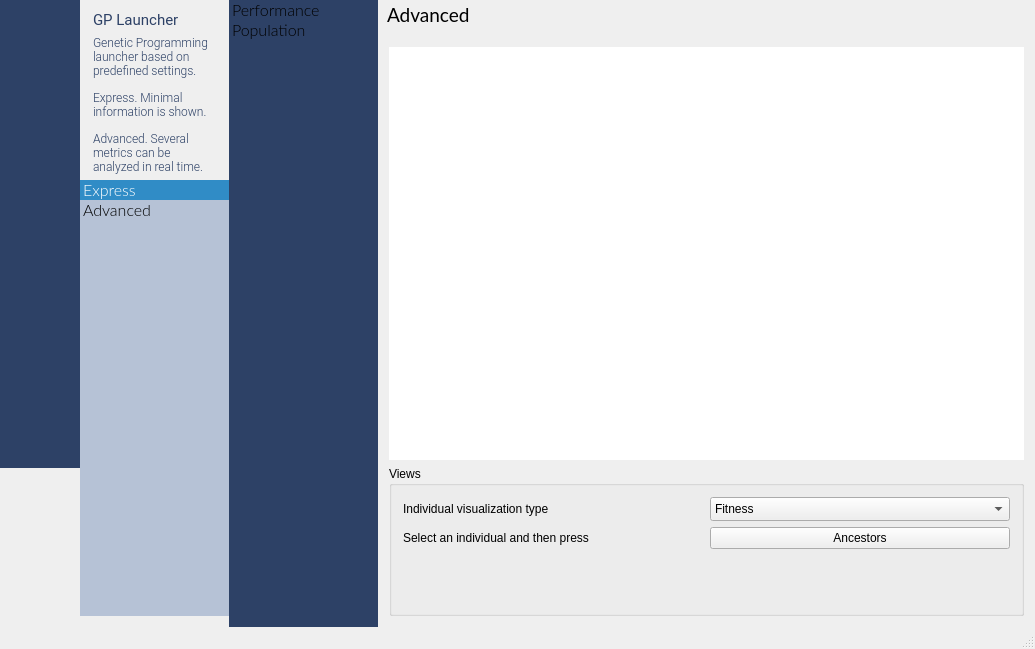
Above: source/mainwidget.ui from emigdioz/LeafGP before the change. Below: the same form after it.
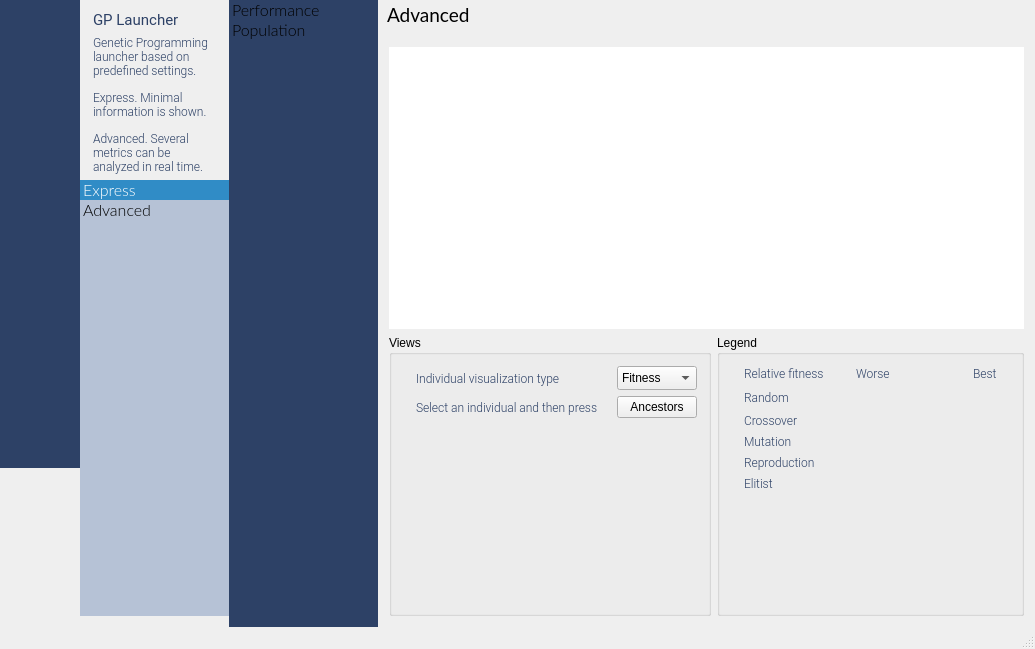
That is the form after the change. The open tabs and pages were chosen to show the change. Icons and pictures are not drawn. Custom widgets are drawn as their Qt base class.

Patch:
```diff
--- a/source/mainwidget.ui
+++ b/source/mainwidget.ui
@@ -4739,6 +4739,17 @@
                  </property>
                  <item row="0" column="0">
                   <widget class="QStackedWidget" name="stackedWidgetGPAdvanced">
+                   <property name="styleSheet">
+                    <string notr="true">QLabel
+{
+	font-family: Roboto;
+	font-weight: 200;
+	font-size: 9pt;
+	padding-left: 10px;
+	padding-right: 10px;
+	color: rgb(45,65,102);
+}</string>
+                   </property>
                    <property name="currentIndex">
                     <number>0</number>
                    </property>
@@ -4815,7 +4826,7 @@
                             <x>0</x>
                             <y>0</y>
                             <width>637</width>
-                            <height>397</height>
+                            <height>274</height>
                            </rect>
                           </property>
                           <layout class="QGridLayout" name="gridLayout_84">
@@ -4827,11 +4838,37 @@
                         </widget>
                        </item>
                        <item>
+                        <widget class="QFrame" name="frame_8">
+                         <property name="frameShape">
+                          <enum>QFrame::NoFrame</enum>
+                         </property>
+                         <property name="frameShadow">
+                          <enum>QFrame::Raised</enum>
+                         </property>
+                         <layout class="QGridLayout" name="gridLayout_89">
+                          <property name="leftMargin">
+                           <number>0</number>
+                          </property>
+                          <property name="topMargin">
+                           <number>0</number>
+                          </property>
+                          <property name="rightMargin">
+                           <number>0</number>
+                          </property>
+                          <property name="bottomMargin">
+                           <number>0</number>
+                          </property>
+                          <property name="spacing">
+                           <number>0</number>
+                          </property>
+                          <item row="0" column="2">
+                           <layout class="QHBoxLayout" name="horizontalLayout_7">
+                            <item>
                         <widget class="QGroupBox" name="groupBox_12">
                          <property name="maximumSize">
                           <size>
                            <width>16777215</width>
-                           <height>150</height>
+                                <height>16777215</height>
                           </size>
                          </property>
                          <property name="title">
@@ -4854,6 +4891,19 @@
                               </property>
                              </widget>
                             </item>
+                                 <item row="2" column="0">
+                                  <spacer name="verticalSpacer_11">
+                                   <property name="orientation">
+                                    <enum>Qt::Vertical</enum>
+                                   </property>
+                                   <property name="sizeHint" stdset="0">
+                                    <size>
+                                     <width>20</width>
+                                     <height>40</height>
+                                    </size>
+                                   </property>
+                                  </spacer>
+                                 </item>
                             <item row="0" column="1">
                              <widget class="QComboBox" name="comboBox_7">
                               <property name="minimumSize">
@@ -4881,8 +4931,110 @@
                               </property>
                              </widget>
                             </item>
-                            <item row="2" column="0">
-                             <spacer name="verticalSpacer_11">
+                                </layout>
+                               </item>
+                              </layout>
+                             </widget>
+                            </item>
+                            <item>
+                             <widget class="QGroupBox" name="groupBox_13">
+                              <property name="minimumSize">
+                               <size>
+                                <width>0</width>
+                                <height>0</height>
+                               </size>
+                              </property>
+                              <property name="title">
+                               <string>Legend</string>
+                              </property>
+                              <layout class="QGridLayout" name="gridLayout_88">
+                               <item row="0" column="0">
+                                <layout class="QGridLayout" name="gridLayout_87">
+                                 <item row="5" column="1">
+                                  <widget class="QLabel" name="label_119">
+                                   <property name="text">
+                                    <string/>
+                                   </property>
+                                  </widget>
+                                 </item>
+                                 <item row="3" column="1">
+                                  <widget class="QLabel" name="label_117">
+                                   <property name="text">
+                                    <string/>
+                                   </property>
+                                  </widget>
+                                 </item>
+                                 <item row="2" column="1">
+                                  <widget class="QLabel" name="label_116">
+                                   <property name="text">
+                                    <string/>
+                                   </property>
+                                  </widget>
+                                 </item>
+                                 <item row="0" column="1">
+                                  <widget class="QLabel" name="label_122">
+                                   <property name="text">
+                                    <string>Worse</string>
+                                   </property>
+                                  </widget>
+                                 </item>
+                                 <item row="0" column="0">
+                                  <widget class="QLabel" name="label_120">
+                                   <property name="text">
+                                    <string>Relative fitness</string>
+                                   </property>
+                                  </widget>
+                                 </item>
+                                 <item row="4" column="1">
+                                  <widget class="QLabel" name="label_118">
+                                   <property name="text">
+                                    <string/>
+                                   </property>
+                                  </widget>
+                                 </item>
+                                 <item row="0" column="3">
+                                  <widget class="QLabel" name="label_124">
+                                   <property name="text">
+                                    <string>Best</string>
+                                   </property>
+                                  </widget>
+                                 </item>
+                                 <item row="5" column="0">
+                                  <widget class="QLabel" name="label_114">
+                                   <property name="text">
+                                    <string>Elitist</string>
+                                   </property>
+                                  </widget>
+                                 </item>
+                                 <item row="4" column="0">
+                                  <widget class="QLabel" name="label_113">
+                                   <property name="text">
+                                    <string>Reproduction</string>
+                                   </property>
+                                  </widget>
+                                 </item>
+                                 <item row="1" column="0">
+                                  <widget class="QLabel" name="label_110">
+                                   <property name="text">
+                                    <string>Random</string>
+                                   </property>
+                                  </widget>
+                                 </item>
+                                 <item row="1" column="1">
+                                  <widget class="QLabel" name="label_115">
+                                   <property name="minimumSize">
+                                    <size>
+                                     <width>20</width>
+                                     <height>20</height>
+                                    </size>
+                                   </property>
+                                   <property name="text">
+                                    <string/>
+                                   </property>
+                                  </widget>
+                                 </item>
+                                 <item row="6" column="0">
+                                  <spacer name="verticalSpacer_12">
                               <property name="orientation">
                                <enum>Qt::Vertical</enum>
                               </property>
@@ -4893,6 +5045,32 @@
                                </size>
                               </property>
                              </spacer>
+                                 </item>
+                                 <item row="2" column="0">
+                                  <widget class="QLabel" name="label_111">
+                                   <property name="text">
+                                    <string>Crossover</string>
+                                   </property>
+                                  </widget>
+                                 </item>
+                                 <item row="3" column="0">
+                                  <widget class="QLabel" name="label_112">
+                                   <property name="text">
+                                    <string>Mutation</string>
+                                   </property>
+                                  </widget>
+                                 </item>
+                                 <item row="0" column="2">
+                                  <widget class="QLabel" name="label_123">
+                                   <property name="text">
+                                    <string/>
+                                   </property>
+                                  </widget>
+                                 </item>
+                                </layout>
+                               </item>
+                              </layout>
+                             </widget>
                             </item>
                            </layout>
                           </item>
```
Lines whose indentation alone changed are shown as unchanged.
